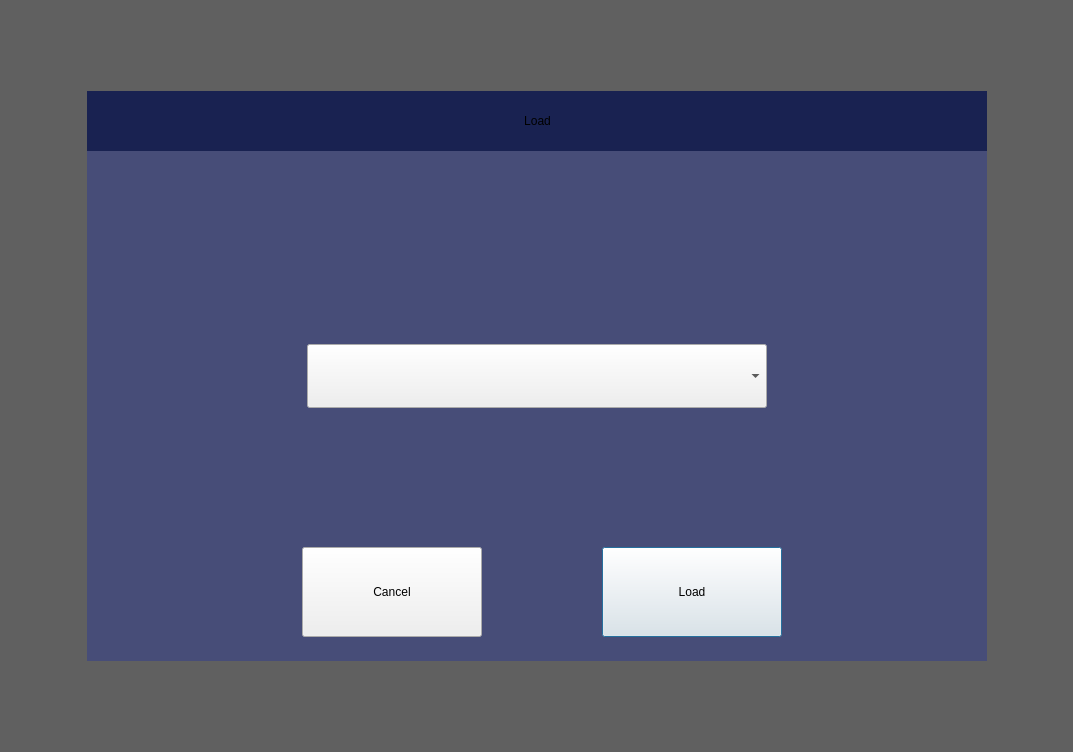
This is profileload.ui in wangmeng08/BCI as Qt 5 draws it before an edit. The edited form follows.
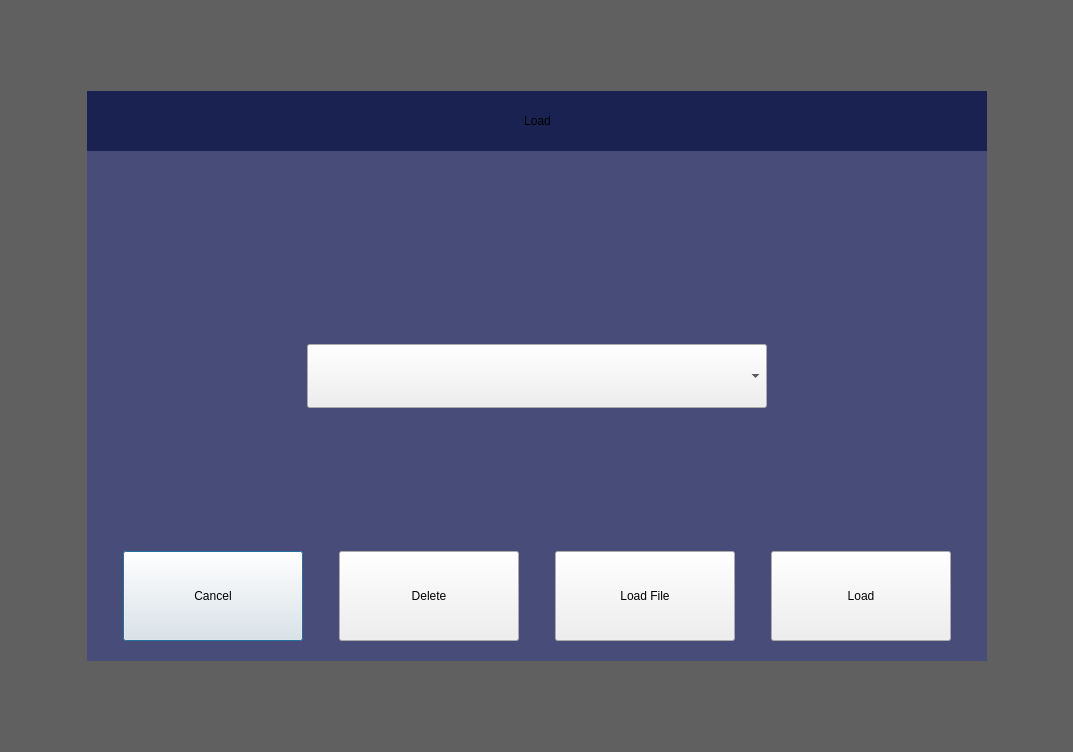
This is the edited form.

```diff
--- a/profileload.ui
+++ b/profileload.ui
@@ -150,19 +150,6 @@
           <set>Qt::AlignCenter</set>
          </property>
         </widget>
-        <widget class="QPushButton" name="btnLoad">
-         <property name="geometry">
-          <rect>
-           <x>515</x>
-           <y>456</y>
-           <width>180</width>
-           <height>90</height>
-          </rect>
-         </property>
-         <property name="text">
-          <string>Load</string>
-         </property>
-        </widget>
         <widget class="QComboBox" name="cmbProfile">
          <property name="geometry">
           <rect>
@@ -173,18 +160,114 @@
           </rect>
          </property>
         </widget>
-        <widget class="QPushButton" name="btnCancel">
+        <widget class="QWidget" name="widget_2" native="true">
          <property name="geometry">
           <rect>
-           <x>215</x>
-           <y>456</y>
-           <width>180</width>
+           <x>0</x>
+           <y>460</y>
+           <width>900</width>
            <height>90</height>
           </rect>
          </property>
-         <property name="text">
-          <string>Cancel</string>
+         <property name="styleSheet">
+          <string notr="true">#widget_2{
+background-color: rgba(255, 255, 255, 0);
+}
+</string>
          </property>
+         <layout class="QHBoxLayout" name="horizontalLayout">
+          <property name="spacing">
+           <number>0</number>
+          </property>
+          <property name="leftMargin">
+           <number>0</number>
+          </property>
+          <property name="topMargin">
+           <number>0</number>
+          </property>
+          <property name="rightMargin">
+           <number>0</number>
+          </property>
+          <property name="bottomMargin">
+           <number>0</number>
+          </property>
+          <item>
+           <widget class="QPushButton" name="btnCancel">
+            <property name="minimumSize">
+             <size>
+              <width>0</width>
+              <height>90</height>
+             </size>
+            </property>
+            <property name="maximumSize">
+             <size>
+              <width>180</width>
+              <height>90</height>
+             </size>
+            </property>
+            <property name="text">
+             <string>Cancel</string>
+            </property>
+           </widget>
+          </item>
+          <item>
+           <widget class="QPushButton" name="btnDelete">
+            <property name="minimumSize">
+             <size>
+              <width>0</width>
+              <height>90</height>
+             </size>
+            </property>
+            <property name="maximumSize">
+             <size>
+              <width>180</width>
+              <height>90</height>
+             </size>
+            </property>
+            <property name="text">
+             <string>Delete</string>
+            </property>
+           </widget>
+          </item>
+          <item>
+           <widget class="QPushButton" name="btnLoadFile">
+            <property name="minimumSize">
+             <size>
+              <width>0</width>
+              <height>90</height>
+             </size>
+            </property>
+            <property name="maximumSize">
+             <size>
+              <width>180</width>
+              <height>90</height>
+             </size>
+            </property>
+            <property name="text">
+             <string>Load File</string>
+            </property>
+           </widget>
+          </item>
+          <item>
+           <widget class="QPushButton" name="btnLoad">
+            <property name="minimumSize">
+             <size>
+              <width>0</width>
+              <height>90</height>
+             </size>
+            </property>
+            <property name="maximumSize">
+             <size>
+              <width>180</width>
+              <height>90</height>
+             </size>
+            </property>
+            <property name="text">
+             <string>Load</string>
+            </property>
+           </widget>
+          </item>
+         </layout>
         </widget>
        </widget>
       </item>
```
